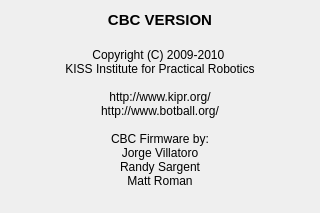
Qt form cbcui/ui/About.ui (kipr/cbc) before a commit.
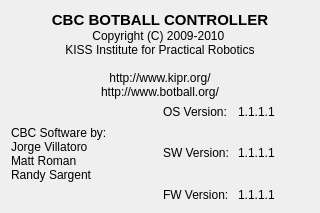
The same form after that commit.

Commit message: Added status messages to the about box

The edit to the form file:
```diff
--- a/cbcui/ui/About.ui
+++ b/cbcui/ui/About.ui
@@ -10,59 +10,155 @@
     <height>213</height>
    </rect>
   </property>
-  <property name="windowTitle">
+  <property name="minimumSize" >
+   <size>
+    <width>320</width>
+    <height>213</height>
+   </size>
+  </property>
+  <property name="maximumSize" >
+   <size>
+    <width>320</width>
+    <height>213</height>
+   </size>
+  </property>
+  <property name="windowTitle" >
    <string>Form</string>
   </property>
-  <layout class="QVBoxLayout" name="verticalLayout">
+  <layout class="QVBoxLayout" >
    <item>
-    <widget class="QLabel" name="label">
-     <property name="sizePolicy">
-      <sizepolicy hsizetype="Expanding" vsizetype="Minimum">
+    <widget class="QLabel" name="label_2" >
+     <property name="sizePolicy" >
+      <sizepolicy vsizetype="Expanding" hsizetype="Preferred" >
        <horstretch>0</horstretch>
        <verstretch>0</verstretch>
       </sizepolicy>
      </property>
-     <property name="font">
-      <font>
-       <pointsize>11</pointsize>
-       <weight>75</weight>
-       <bold>true</bold>
-      </font>
-     </property>
-     <property name="text">
-      <string>&lt;!DOCTYPE HTML PUBLIC &quot;-//W3C//DTD HTML 4.0//EN&quot; &quot;http://www.w3.org/TR/REC-html40/strict.dtd&quot;&gt;
-&lt;html&gt;&lt;head&gt;&lt;meta name=&quot;qrichtext&quot; content=&quot;1&quot; /&gt;&lt;style type=&quot;text/css&quot;&gt;
+     <property name="text" >
+      <string>&lt;html>&lt;head>&lt;meta name="qrichtext" content="1" />&lt;style type="text/css">
 p, li { white-space: pre-wrap; }
-&lt;/style&gt;&lt;/head&gt;&lt;body style=&quot; font-family:'Sans Serif'; font-size:11pt; font-weight:600; font-style:normal;&quot;&gt;
-&lt;p align=&quot;center&quot; style=&quot; margin-top:0px; margin-bottom:0px; margin-left:0px; margin-right:0px; -qt-block-indent:0; text-indent:0px;&quot;&gt;CBC VERSION&lt;/p&gt;&lt;/body&gt;&lt;/html&gt;</string>
+&lt;/style>&lt;/head>&lt;body style=" font-family:'Sans Serif'; font-size:9pt; font-weight:400; font-style:normal;">
+&lt;p style=" margin-top:0px; margin-bottom:0px; margin-left:0px; margin-right:0px; -qt-block-indent:0; text-indent:0px;">&lt;span style=" font-size:11pt; font-weight:600;">CBC BOTBALL CONTROLLER&lt;/span>&lt;/p>
+&lt;p style=" margin-top:0px; margin-bottom:0px; margin-left:0px; margin-right:0px; -qt-block-indent:0; text-indent:0px;">Copyright (C) 2009-2010 &lt;/p>
+&lt;p style=" margin-top:0px; margin-bottom:0px; margin-left:0px; margin-right:0px; -qt-block-indent:0; text-indent:0px;">KISS Institute for Practical Robotics&lt;/p>
+&lt;p style="-qt-paragraph-type:empty; margin-top:0px; margin-bottom:0px; margin-left:0px; margin-right:0px; -qt-block-indent:0; text-indent:0px;">&lt;/p>
+&lt;p style=" margin-top:0px; margin-bottom:0px; margin-left:0px; margin-right:0px; -qt-block-indent:0; text-indent:0px;">http://www.kipr.org/&lt;/p>
+&lt;p style=" margin-top:0px; margin-bottom:0px; margin-left:0px; margin-right:0px; -qt-block-indent:0; text-indent:0px;">http://www.botball.org/&lt;/p>&lt;/body>&lt;/html></string>
+     </property>
+     <property name="alignment" >
+      <set>Qt::AlignCenter</set>
      </property>
     </widget>
    </item>
    <item>
-    <widget class="QLabel" name="label_2">
-     <property name="sizePolicy">
-      <sizepolicy hsizetype="Preferred" vsizetype="Expanding">
-       <horstretch>0</horstretch>
-       <verstretch>0</verstretch>
-      </sizepolicy>
-     </property>
-     <property name="text">
-      <string>&lt;!DOCTYPE HTML PUBLIC &quot;-//W3C//DTD HTML 4.0//EN&quot; &quot;http://www.w3.org/TR/REC-html40/strict.dtd&quot;&gt;
-&lt;html&gt;&lt;head&gt;&lt;meta name=&quot;qrichtext&quot; content=&quot;1&quot; /&gt;&lt;style type=&quot;text/css&quot;&gt;
-p, li { white-space: pre-wrap; }
-&lt;/style&gt;&lt;/head&gt;&lt;body style=&quot; font-family:'Sans Serif'; font-size:9pt; font-weight:400; font-style:normal;&quot;&gt;
-&lt;p align=&quot;center&quot; style=&quot; margin-top:0px; margin-bottom:0px; margin-left:0px; margin-right:0px; -qt-block-indent:0; text-indent:0px;&quot;&gt;Copyright (C) 2009-2010 &lt;/p&gt;
-&lt;p align=&quot;center&quot; style=&quot; margin-top:0px; margin-bottom:0px; margin-left:0px; margin-right:0px; -qt-block-indent:0; text-indent:0px;&quot;&gt;KISS Institute for Practical Robotics&lt;/p&gt;
-&lt;p align=&quot;center&quot; style=&quot;-qt-paragraph-type:empty; margin-top:0px; margin-bottom:0px; margin-left:0px; margin-right:0px; -qt-block-indent:0; text-indent:0px;&quot;&gt;&lt;/p&gt;
-&lt;p align=&quot;center&quot; style=&quot; margin-top:0px; margin-bottom:0px; margin-left:0px; margin-right:0px; -qt-block-indent:0; text-indent:0px;&quot;&gt;http://www.kipr.org/&lt;/p&gt;
-&lt;p align=&quot;center&quot; style=&quot; margin-top:0px; margin-bottom:0px; margin-left:0px; margin-right:0px; -qt-block-indent:0; text-indent:0px;&quot;&gt;http://www.botball.org/&lt;/p&gt;
-&lt;p align=&quot;center&quot; style=&quot;-qt-paragraph-type:empty; margin-top:0px; margin-bottom:0px; margin-left:0px; margin-right:0px; -qt-block-indent:0; text-indent:0px;&quot;&gt;&lt;/p&gt;
-&lt;p align=&quot;center&quot; style=&quot; margin-top:0px; margin-bottom:0px; margin-left:0px; margin-right:0px; -qt-block-indent:0; text-indent:0px;&quot;&gt;CBC Firmware by:&lt;/p&gt;
-&lt;p align=&quot;center&quot; style=&quot; margin-top:0px; margin-bottom:0px; margin-left:0px; margin-right:0px; -qt-block-indent:0; text-indent:0px;&quot;&gt;Jorge Villatoro&lt;/p&gt;
-&lt;p align=&quot;center&quot; style=&quot; margin-top:0px; margin-bottom:0px; margin-left:0px; margin-right:0px; -qt-block-indent:0; text-indent:0px;&quot;&gt;Randy Sargent&lt;/p&gt;
-&lt;p align=&quot;center&quot; style=&quot; margin-top:0px; margin-bottom:0px; margin-left:0px; margin-right:0px; -qt-block-indent:0; text-indent:0px;&quot;&gt;Matt Roman&lt;/p&gt;&lt;/body&gt;&lt;/html&gt;</string>
-     </property>
-    </widget>
+    <layout class="QHBoxLayout" >
+     <item>
+      <widget class="QLabel" name="label" >
+       <property name="text" >
+        <string>CBC Software by:
+Jorge Villatoro
+Matt Roman
+Randy Sargent</string>
+       </property>
+      </widget>
+     </item>
+     <item>
+      <layout class="QVBoxLayout" >
+       <property name="spacing" >
+        <number>0</number>
+       </property>
+       <item>
+        <layout class="QHBoxLayout" >
+         <property name="spacing" >
+          <number>3</number>
+         </property>
+         <item>
+          <widget class="QLabel" name="label_3" >
+           <property name="text" >
+            <string>OS Version:</string>
+           </property>
+          </widget>
+         </item>
+         <item>
+          <widget class="QLabel" name="ui_OSVersion" >
+           <property name="text" >
+            <string>1.1.1.1</string>
+           </property>
+          </widget>
+         </item>
+        </layout>
+       </item>
+       <item>
+        <spacer>
+         <property name="orientation" >
+          <enum>Qt::Vertical</enum>
+         </property>
+         <property name="sizeHint" >
+          <size>
+           <width>20</width>
+           <height>40</height>
+          </size>
+         </property>
+        </spacer>
+       </item>
+       <item>
+        <layout class="QHBoxLayout" >
+         <property name="spacing" >
+          <number>3</number>
+         </property>
+         <item>
+          <widget class="QLabel" name="label_5" >
+           <property name="text" >
+            <string>SW Version:</string>
+           </property>
+          </widget>
+         </item>
+         <item>
+          <widget class="QLabel" name="ui_SWVersion" >
+           <property name="text" >
+            <string>1.1.1.1</string>
+           </property>
+          </widget>
+         </item>
+        </layout>
+       </item>
+       <item>
+        <spacer>
+         <property name="orientation" >
+          <enum>Qt::Vertical</enum>
+         </property>
+         <property name="sizeHint" >
+          <size>
+           <width>20</width>
+           <height>40</height>
+          </size>
+         </property>
+        </spacer>
+       </item>
+       <item>
+        <layout class="QHBoxLayout" >
+         <property name="spacing" >
+          <number>3</number>
+         </property>
+         <item>
+          <widget class="QLabel" name="label_7" >
+           <property name="text" >
+            <string>FW Version:</string>
+           </property>
+          </widget>
+         </item>
+         <item>
+          <widget class="QLabel" name="ui_FWVersion" >
+           <property name="text" >
+            <string>1.1.1.1</string>
+           </property>
+          </widget>
+         </item>
+        </layout>
+       </item>
+      </layout>
+     </item>
+    </layout>
    </item>
   </layout>
  </widget>
```
Left out of the diff: 7 changed lines with no effect on the pictures. The commit also changes 11 other files.
